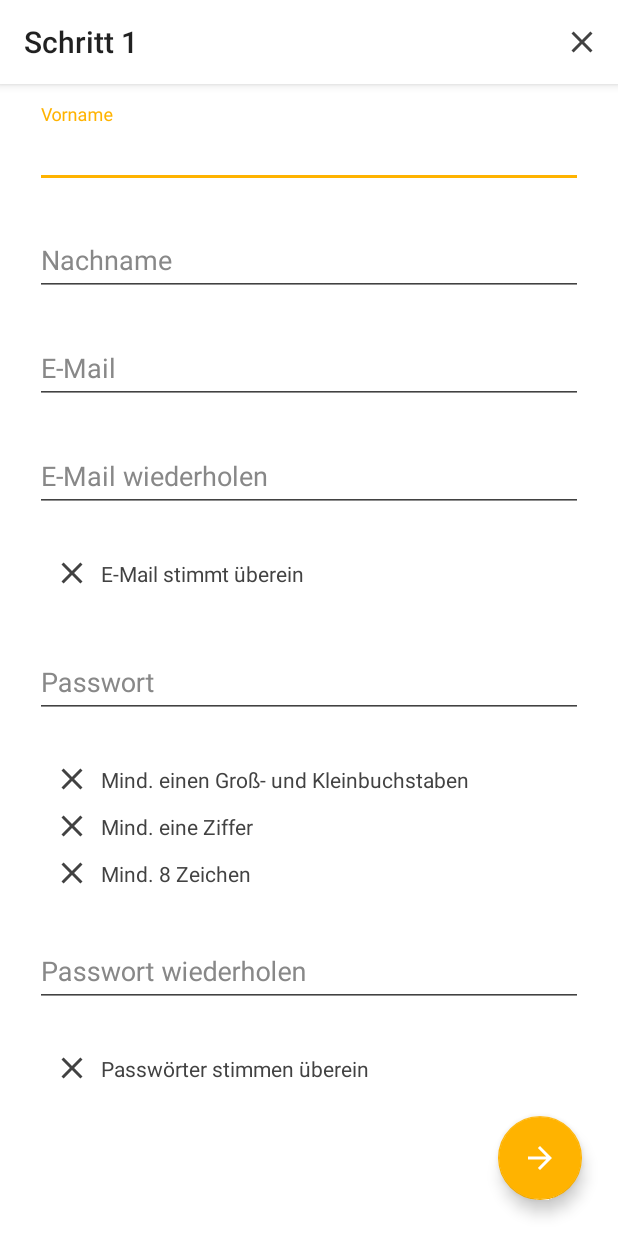
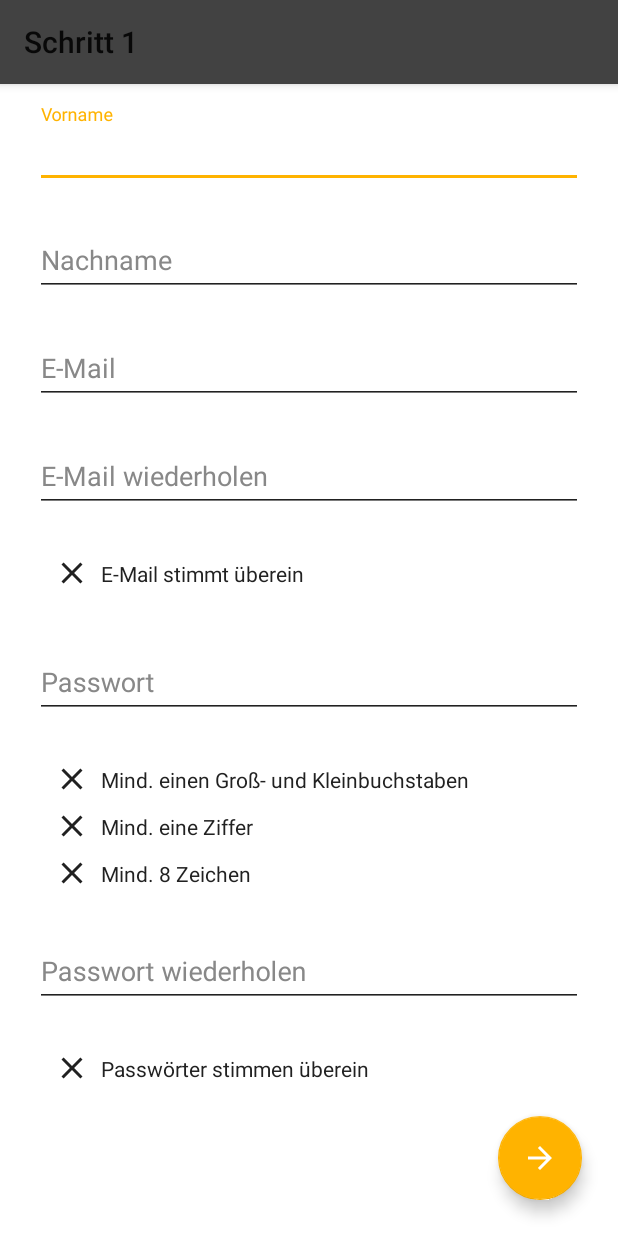
Before and after one commit to eichingertim/Univents, an Android app: the RegisterActivity screen opened directly, with no data from a screen before it, on a phone screen of 412 x 824 dp. Run offline under Robolectric (Android 15) with nearby library versions, the phone set to English and light mode, and no system bars; our stand-ins replace Firebase (no records; nobody signed in at launch, a user with empty details on screens opened directly); 1 statement that could not run was skipped.

Commit message:
added json

```diff
--- a/app/src/main/res/drawable/form_round_corners_toolbar.xml
+++ b/app/src/main/res/drawable/form_round_corners_toolbar.xml
@@ -2,7 +2,7 @@
 <shape xmlns:android="http://schemas.android.com/apk/res/android"
     android:shape="rectangle">
 
-    <solid android:color="?attr/backgroundColor"/>
+    <solid android:color="?attr/actionBarColor"/>
     <corners android:radius="20dp"/>
 
 </shape>
--- a/app/src/main/res/layout/activity_register.xml
+++ b/app/src/main/res/layout/activity_register.xml
@@ -11,7 +11,7 @@
         android:id="@+id/toolbar"
         android:layout_width="match_parent"
         android:layout_height="?attr/actionBarSize"
-        android:background="?attr/backgroundColor"
+        android:background="?attr/actionBarColor"
         android:elevation="4dp"
         android:theme="@style/Theme.AppCompat.DayNight.DarkActionBar"
         app:popupTheme="@style/Theme.AppCompat.DayNight"/>
--- a/app/src/main/res/layout/activity_settings.xml
+++ b/app/src/main/res/layout/activity_settings.xml
@@ -8,7 +8,7 @@
         android:id="@+id/toolbar"
         android:layout_width="match_parent"
         android:layout_height="?attr/actionBarSize"
-        android:background="?attr/backgroundColor"
+        android:background="?attr/actionBarColor"
         android:elevation="4dp"
         android:theme="@style/Theme.AppCompat.DayNight.DarkActionBar"
         app:popupTheme="@style/Theme.AppCompat.DayNight"/>
--- a/app/src/main/res/values/attrs.xml
+++ b/app/src/main/res/values/attrs.xml
@@ -7,6 +7,7 @@
     <attr name="textColorHint" format="color" />
     <attr name="buttonOutlineColorDark" format="color"/>
     <attr name="normalIconColor" format="color"/>
+    <attr name="actionBarColor" format="color"/>
 
 
     <attr name="closeIcon" format="reference"/>
--- a/app/src/main/res/values/colors.xml
+++ b/app/src/main/res/values/colors.xml
@@ -5,24 +5,26 @@
     <color name="colorPrimary">#ffffff</color>
     <color name="colorPrimaryDark">#aaaaaa</color>
     <color name="colorAccent">#ffb300</color>
-    <color name="colorDarkText">#424242</color>
+    <color name="colorDarkText">#212121</color>
     <color name="backgroundColor">#ffffff</color>
     <color name="colorLightText">#ffffff</color>
-    <color name="buttonOutlineColorDark">#424242</color>
+    <color name="buttonOutlineColorDark">#212121</color>
     <color name="colorHintText">#888888</color>
-    <color name="normalIconColor">#424242</color>
+    <color name="normalIconColor">#212121</color>
+    <color name="actionBarColor">#424242</color>
 
 
     <!--Dark Theme Colors-->
-    <color name="colorPrimaryDarkTheme">#424242</color>
-    <color name="colorPrimaryDarkDarkTheme">#212121</color>
+    <color name="colorPrimaryDarkTheme">#212121</color>
+    <color name="colorPrimaryDarkDarkTheme">#000000</color>
     <color name="colorAccentDarkTheme">#ffb300</color>
     <color name="colorDarkTextDarkTheme">#ffffff</color>
-    <color name="backgroundColorDarkTheme">#424242</color>
+    <color name="backgroundColorDarkTheme">#212121</color>
     <color name="colorLightTextDarkTheme">#ffffff</color>
     <color name="buttonOutlineColorDarkDarkTheme">#ffffff</color>
     <color name="colorHintTextDarkTheme">#eeeeee</color>
     <color name="normalIconColorDarkTheme">#ffffff</color>
+    <color name="actionBarColorDarkTheme">#ffffff</color>
 
     <!--Facebook color-->
     <color name="colorFacebook">#3C5A99</color>
--- a/app/src/main/res/values/styles.xml
+++ b/app/src/main/res/values/styles.xml
@@ -13,6 +13,7 @@
         <item name="android:textColorSecondary">@color/colorDarkText</item>
         <item name="closeIcon">@drawable/ic_close_24dp</item>
         <item name="normalIconColor">@color/normalIconColor</item>
+        <item name="actionBarColor">@color/actionBarColor</item>
         <item name="android:windowAnimationStyle">@style/windowAnimationTransition</item>
     </style>
 
@@ -28,6 +29,7 @@
         <item name="android:textColorSecondary">@color/colorDarkTextDarkTheme</item>
         <item name="closeIcon">@drawable/ic_close_white_24dp</item>
         <item name="normalIconColor">@color/normalIconColorDarkTheme</item>
+        <item name="actionBarColor">@color/actionBarColorDarkTheme</item>
         <item name="android:windowAnimationStyle">@style/windowAnimationTransition</item>
     </style>
 
```
Also changed, not shown: 1 other file.
